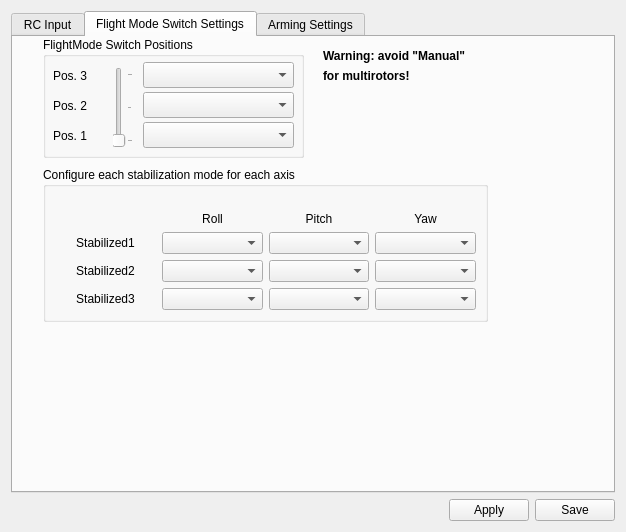
Before: the Qt Designer form ground/openpilotgcs/src/plugins/config/input.ui in openpilot/OpenPilot, drawn with Qt 5.
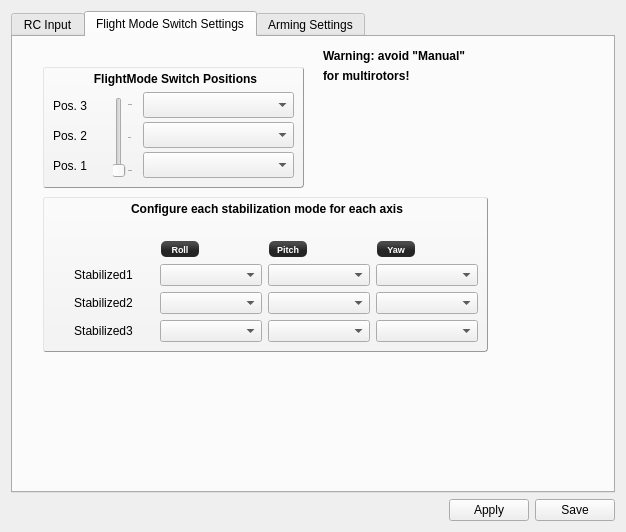
After: the same form once the commit is applied. The open tabs and pages were chosen to show the change. Icons and pictures are not drawn.

Commit message: Input panel changes

Patch:
```diff
--- a/ground/openpilotgcs/src/plugins/config/input.ui
+++ b/ground/openpilotgcs/src/plugins/config/input.ui
@@ -16,6 +16,23 @@
   <layout class="QVBoxLayout" name="verticalLayout">
    <item>
     <widget class="QTabWidget" name="tabWidget">
+     <property name="styleSheet">
+      <string notr="true">#groupBox_2,#groupBox{
+background-color: qlineargradient(spread:pad, x1:0.507, y1:0.869318, x2:0.507, y2:0.0965909, stop:0 rgba(243, 243, 243, 255), stop:1 rgba(250, 250, 250, 255));
+border: 1px outset #999;
+border-radius: 3;
+font:bold;
+}
+
+QGroupBox::title {
+     subcontrol-origin: margin;
+     subcontrol-position: top center; /* position at the top center */
+     padding: 0 3px;
+     background-color: qlineargradient(x1: 0, y1: 0, x2: 0, y2: 1,
+                                       stop: 0 #FFOECE, stop: 1 #FFFFFF);
+	top: 5px;
+ }</string>
+     </property>
      <property name="currentIndex">
       <number>0</number>
      </property>
@@ -174,27 +191,39 @@
        <property name="geometry">
         <rect>
          <x>30</x>
-         <y>130</y>
+         <y>160</y>
          <width>445</width>
          <height>155</height>
         </rect>
        </property>
+       <property name="styleSheet">
+        <string notr="true"/>
+       </property>
        <property name="title">
         <string>Configure each stabilization mode for each axis</string>
        </property>
        <layout class="QGridLayout" name="gridLayout_2">
-        <item row="0" column="1">
-         <widget class="QLabel" name="label_8">
-          <property name="text">
-           <string>Roll</string>
-          </property>
-          <property name="alignment">
-           <set>Qt::AlignBottom|Qt::AlignHCenter</set>
-          </property>
-         </widget>
-        </item>
-        <item row="0" column="2">
+        <item row="1" column="2">
          <widget class="QLabel" name="label_9">
+          <property name="sizePolicy">
+           <sizepolicy hsizetype="Fixed" vsizetype="Preferred">
+            <horstretch>0</horstretch>
+            <verstretch>0</verstretch>
+           </sizepolicy>
+          </property>
+          <property name="minimumSize">
+           <size>
+            <width>40</width>
+            <height>0</height>
+           </size>
+          </property>
+          <property name="styleSheet">
+           <string notr="true">background-color: qlineargradient(spread:reflect, x1:0.507, y1:0, x2:0.507, y2:0.772, stop:0.208955 rgba(74, 74, 74, 255), stop:0.78607 rgba(36, 36, 36, 255));
+color: rgb(255, 255, 255);
+border-radius: 5;
+font: bold 9px;
+margin:1px;</string>
+          </property>
           <property name="text">
            <string>Pitch</string>
           </property>
@@ -203,8 +232,27 @@
           </property>
          </widget>
         </item>
-        <item row="0" column="3">
+        <item row="1" column="3">
          <widget class="QLabel" name="label_10">
+          <property name="sizePolicy">
+           <sizepolicy hsizetype="Fixed" vsizetype="Preferred">
+            <horstretch>0</horstretch>
+            <verstretch>0</verstretch>
+           </sizepolicy>
+          </property>
+          <property name="minimumSize">
+           <size>
+            <width>40</width>
+            <height>0</height>
+           </size>
+          </property>
+          <property name="styleSheet">
+           <string notr="true">background-color: qlineargradient(spread:reflect, x1:0.507, y1:0, x2:0.507, y2:0.772, stop:0.208955 rgba(74, 74, 74, 255), stop:0.78607 rgba(36, 36, 36, 255));
+color: rgb(255, 255, 255);
+border-radius: 5;
+font: bold 9px;
+margin:1px;</string>
+          </property>
           <property name="text">
            <string>Yaw</string>
           </property>
@@ -213,7 +261,7 @@
           </property>
          </widget>
         </item>
-        <item row="1" column="0">
+        <item row="2" column="0">
          <widget class="QLabel" name="label_14">
           <property name="text">
            <string>Stabilized1</string>
@@ -223,16 +271,37 @@
           </property>
          </widget>
         </item>
-        <item row="1" column="1">
-         <widget class="QComboBox" name="fmsSsPos1Roll"/>
+        <item row="2" column="1">
+         <widget class="QComboBox" name="fmsSsPos1Roll">
+          <property name="minimumSize">
+           <size>
+            <width>102</width>
+            <height>0</height>
+           </size>
+          </property>
+         </widget>
         </item>
-        <item row="1" column="2">
-         <widget class="QComboBox" name="fmsSsPos1Pitch"/>
+        <item row="2" column="2">
+         <widget class="QComboBox" name="fmsSsPos1Pitch">
+          <property name="minimumSize">
+           <size>
+            <width>102</width>
+            <height>0</height>
+           </size>
+          </property>
+         </widget>
         </item>
-        <item row="1" column="3">
-         <widget class="QComboBox" name="fmsSsPos1Yaw"/>
+        <item row="2" column="3">
+         <widget class="QComboBox" name="fmsSsPos1Yaw">
+          <property name="minimumSize">
+           <size>
+            <width>102</width>
+            <height>0</height>
+           </size>
+          </property>
+         </widget>
         </item>
-        <item row="2" column="0">
+        <item row="3" column="0">
          <widget class="QLabel" name="label_21">
           <property name="text">
            <string>Stabilized2</string>
@@ -242,16 +311,16 @@
           </property>
          </widget>
         </item>
-        <item row="2" column="1">
+        <item row="3" column="1">
          <widget class="QComboBox" name="fmsSsPos2Roll"/>
         </item>
-        <item row="2" column="2">
+        <item row="3" column="2">
          <widget class="QComboBox" name="fmsSsPos2Pitch"/>
         </item>
-        <item row="2" column="3">
+        <item row="3" column="3">
          <widget class="QComboBox" name="fmsSsPos2Yaw"/>
         </item>
-        <item row="3" column="0">
+        <item row="4" column="0">
          <widget class="QLabel" name="label_22">
           <property name="text">
            <string>Stabilized3</string>
@@ -261,26 +330,71 @@
           </property>
          </widget>
         </item>
-        <item row="3" column="1">
+        <item row="4" column="1">
          <widget class="QComboBox" name="fmsSsPos3Roll"/>
         </item>
-        <item row="3" column="2">
+        <item row="4" column="2">
          <widget class="QComboBox" name="fmsSsPos3Pitch"/>
         </item>
-        <item row="3" column="3">
+        <item row="4" column="3">
          <widget class="QComboBox" name="fmsSsPos3Yaw"/>
         </item>
+        <item row="0" column="1">
+         <spacer name="verticalSpacer_3">
+          <property name="orientation">
+           <enum>Qt::Vertical</enum>
+          </property>
+          <property name="sizeHint" stdset="0">
+           <size>
+            <width>20</width>
+            <height>40</height>
+           </size>
+          </property>
+         </spacer>
+        </item>
+        <item row="1" column="1">
+         <widget class="QLabel" name="label_8">
+          <property name="sizePolicy">
+           <sizepolicy hsizetype="Fixed" vsizetype="Preferred">
+            <horstretch>0</horstretch>
+            <verstretch>0</verstretch>
+           </sizepolicy>
+          </property>
+          <property name="minimumSize">
+           <size>
+            <width>40</width>
+            <height>0</height>
+           </size>
+          </property>
+          <property name="styleSheet">
+           <string notr="true">background-color: qlineargradient(spread:reflect, x1:0.507, y1:0, x2:0.507, y2:0.772, stop:0.208955 rgba(74, 74, 74, 255), stop:0.78607 rgba(36, 36, 36, 255));
+color: rgb(255, 255, 255);
+border-radius: 5;
+font: bold 9px;
+margin:1px;</string>
+          </property>
+          <property name="text">
+           <string>Roll</string>
+          </property>
+          <property name="alignment">
+           <set>Qt::AlignBottom|Qt::AlignHCenter</set>
+          </property>
+         </widget>
+        </item>
        </layout>
       </widget>
       <widget class="QGroupBox" name="groupBox_2">
        <property name="geometry">
         <rect>
          <x>30</x>
-         <y>0</y>
+         <y>30</y>
          <width>261</width>
          <height>121</height>
         </rect>
        </property>
+       <property name="styleSheet">
+        <string notr="true"/>
+       </property>
        <property name="title">
         <string>FlightMode Switch Positions</string>
        </property>
```
Left out of the diff: 2 changed lines with no effect on the pictures. The commit also changes 3 other files.
